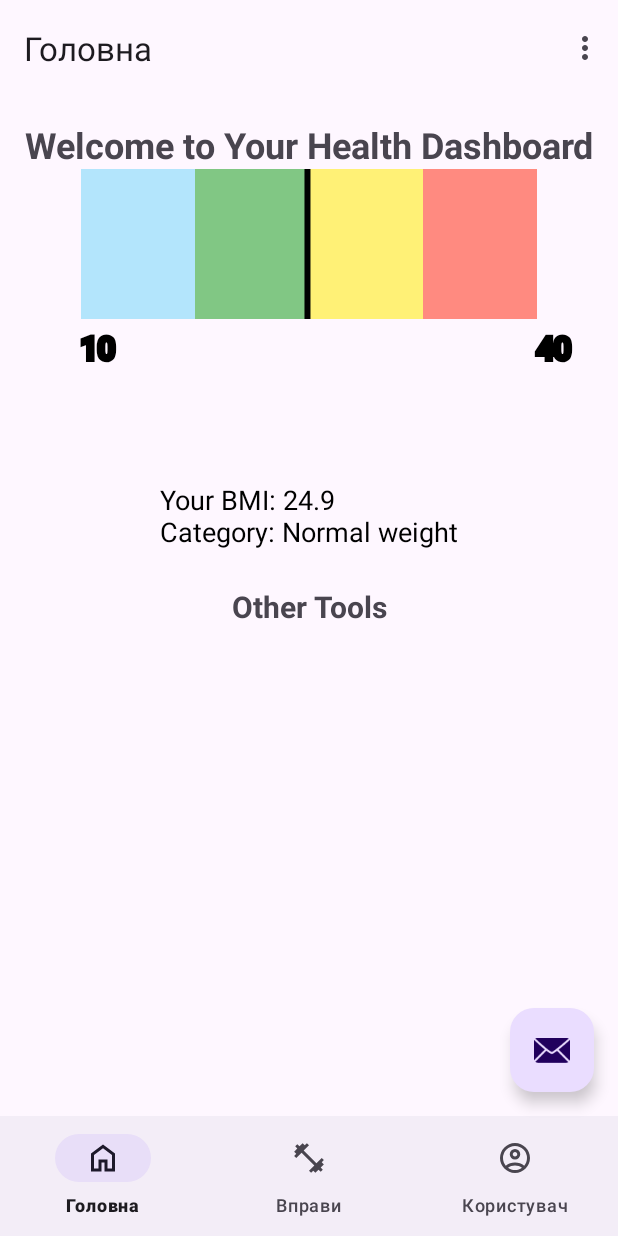
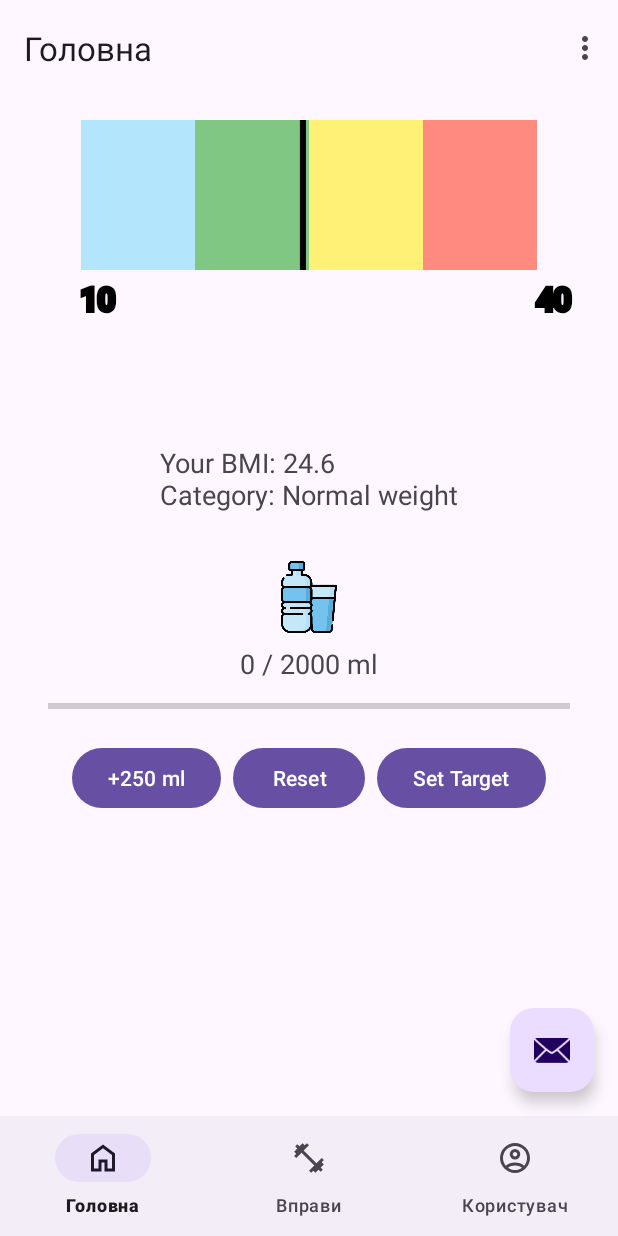
Before and after one commit to kostya-yesypenko/WorkoutApp, an Android app: the screen it shows after launch (MainActivity), on a phone screen of 412 x 824 dp. Run offline under Robolectric (Android 15) with nearby library versions, the phone set to English and light mode, and no system bars; our stand-ins replace navigation-ui.

Commit message:
added water consumption and separated calc into components

```diff
--- a/app/src/main/AndroidManifest.xml
+++ b/app/src/main/AndroidManifest.xml
@@ -1,6 +1,8 @@
 <?xml version="1.0" encoding="utf-8"?>
 <manifest xmlns:android="http://schemas.android.com/apk/res/android"
     xmlns:tools="http://schemas.android.com/tools">
+
+    <uses-permission android:name="android.permission.POST_NOTIFICATIONS" />
     <uses-permission android:name="android.permission.READ_EXTERNAL_STORAGE"
         android:maxSdkVersion="35"/>
 
--- /dev/null
+++ b/app/src/main/java/com/example/kursovavavaaa/ui/fragments/BMICalculatorFragment.kt
@@ -0,0 +1,55 @@
+package com.example.kursovavavaaa.ui.fragments
+
+import android.os.Bundle
+import android.view.LayoutInflater
+import android.view.View
+import android.view.ViewGroup
+import androidx.fragment.app.Fragment
+import com.example.kursovavavaaa.databinding.FragmentBmiCalculatorBinding
+
+class BMICalculatorFragment : Fragment() {
+    private var _binding: FragmentBmiCalculatorBinding? = null
+    private val binding get() = _binding!!
+
+    private val weight = 80f // Example weight in kg
+    private val height = 1.8f // Example height in meters
+
+    override fun onCreateView(
+        inflater: LayoutInflater, container: ViewGroup?,
+        savedInstanceState: Bundle?
+    ): View {
+        _binding = FragmentBmiCalculatorBinding.inflate(inflater, container, false)
+        return binding.root
+    }
+
+    override fun onViewCreated(view: View, savedInstanceState: Bundle?) {
+        super.onViewCreated(view, savedInstanceState)
+
+        val bmi = calculateBMI(weight, height)
+        val category = getBMICategory(bmi)
+
+        // Update BMIScaleView
+        binding.bmiScaleView.setBmiValue(bmi)
+
+        // Update result text
+        binding.textViewBmiInfo.text = "Your BMI: $bmi\nCategory: $category"
+    }
+
+    private fun calculateBMI(weight: Float, height: Float): Float {
+        return (weight / (height * height) * 10).toInt() / 10f // Rounded to one decimal
+    }
+
+    private fun getBMICategory(bmi: Float): String {
+        return when {
+            bmi < 18.5 -> "Underweight"
+            bmi in 18.5..24.9 -> "Normal weight"
+            bmi in 25.0..29.9 -> "Overweight"
+            else -> "Obesity"
+        }
+    }
+
+    override fun onDestroyView() {
+        super.onDestroyView()
+        _binding = null
+    }
+}
--- a/app/src/main/java/com/example/kursovavavaaa/ui/fragments/HomeFragment.kt
+++ b/app/src/main/java/com/example/kursovavavaaa/ui/fragments/HomeFragment.kt
@@ -4,21 +4,13 @@ import android.os.Bundle
 import android.view.LayoutInflater
 import android.view.View
 import android.view.ViewGroup
-import android.widget.Toast
 import androidx.fragment.app.Fragment
 import com.example.kursovavavaaa.R
 import com.example.kursovavavaaa.databinding.FragmentHomeBinding
-import kotlin.math.roundToInt
 
 class HomeFragment : Fragment() {
     private var _binding: FragmentHomeBinding? = null
     private val binding get() = _binding!!
-
-    private lateinit var bmiScaleView: BMIScaleView
-
-    // Hardcoded weight and height for testing
-    private val weight = 90f  // kg
-    private val height = 1.9f  // meters
 
     override fun onCreateView(
         inflater: LayoutInflater, container: ViewGroup?,
@@ -31,46 +23,15 @@ class HomeFragment : Fragment() {
     override fun onViewCreated(view: View, savedInstanceState: Bundle?) {
         super.onViewCreated(view, savedInstanceState)
 
-        // Find the BMIScaleView
-        bmiScaleView = binding.root.findViewById(R.id.bmiScaleView)
+        // Embed BMI Calculator
+        childFragmentManager.beginTransaction()
+            .replace(R.id.bmiContainer, BMICalculatorFragment())
+            .commit()
 
-        // Calculate BMI
-        val bmi = calculateBMI(weight, height)
-
-        // Set the BMI value on the scale view
-        bmiScaleView.setBmiValue(bmi)
-
-        // Display the BMI category under the scale
-        val category = getBMICategory(bmi)
-        displayBMIInfo(bmi, category)
-    }
-
-    // Calculate BMI
-    private fun calculateBMI(weight: Float, height: Float): Float {
-        return (weight / (height * height)).toDouble().roundToOneDecimal().toFloat()
-    }
-
-    // Extension function to round Double to one decimal place
-    private fun Double.roundToOneDecimal(): Double {
-        return String.format("%.1f", this).toDouble()
-    }
-
-    // Determine BMI category
-    private fun getBMICategory(bmi: Float): String {
-        return when {
-            bmi < 18.5f -> "Underweight"
-            bmi in 18.5f..24.9f -> "Normal weight"
-            bmi in 25f..29.9f -> "Overweight"
-            else -> "Obesity"
-        }
-    }
-
-    // Display BMI information below the scale
-    private fun displayBMIInfo(bmi: Float, category: String) {
-        val bmiText = "Your BMI: $bmi"
-        val categoryText = "Category: $category"
-
-        binding.textViewHome.text = "$bmiText\n$categoryText"
+        // Embed Water Tracker
+        childFragmentManager.beginTransaction()
+            .replace(R.id.waterTrackerContainer, WaterTrackerFragment())
+            .commit()
     }
 
     override fun onDestroyView() {
--- /dev/null
+++ b/app/src/main/java/com/example/kursovavavaaa/ui/fragments/WaterTrackerFragment.kt
@@ -0,0 +1,105 @@
+package com.example.kursovavavaaa.ui.fragments
+
+import android.content.Context
+import android.os.Bundle
+import android.view.LayoutInflater
+import android.view.View
+import android.view.ViewGroup
+import android.widget.Toast
+import androidx.fragment.app.Fragment
+import com.example.kursovavavaaa.R
+import com.example.kursovavavaaa.databinding.FragmentWaterTrackerBinding
+
+class WaterTrackerFragment : Fragment() {
+    private var _binding: FragmentWaterTrackerBinding? = null
+    private val binding get() = _binding!!
+
+    private var currentWater = 0
+    private var targetWater = 2000 // Default target in milliliters
+
+    private val sharedPreferences by lazy {
+        requireContext().getSharedPreferences("WaterTrackerPrefs", Context.MODE_PRIVATE)
+    }
+
+    override fun onCreateView(
+        inflater: LayoutInflater, container: ViewGroup?,
+        savedInstanceState: Bundle?
+    ): View {
+        _binding = FragmentWaterTrackerBinding.inflate(inflater, container, false)
+        return binding.root
+    }
+
+    override fun onViewCreated(view: View, savedInstanceState: Bundle?) {
+        super.onViewCreated(view, savedInstanceState)
+
+        // Load saved values
+        targetWater = sharedPreferences.getInt("targetConsumption", 2000)
+        currentWater = sharedPreferences.getInt("currentConsumption", 0)
+
+        updateProgress()
+
+        // "+250 ml" button logic
+        binding.buttonAddWater.setOnClickListener {
+            currentWater += 250
+            if (currentWater >= targetWater) {
+                currentWater = targetWater
+                showTargetReachedToast() // Show toast when target is reached
+            }
+            saveConsumption()
+            updateProgress()
+        }
+
+        // Reset button logic
+        binding.buttonReset.setOnClickListener {
+            currentWater = 0
+            saveConsumption()
+            updateProgress()
+        }
+
+        // Set target button logic
+        binding.buttonSetTarget.setOnClickListener {
+            // Show the input field and Apply button
+            binding.editTextNewTarget.visibility = View.VISIBLE
+            binding.buttonApplyNewTarget.visibility = View.VISIBLE
+            binding.buttonSetTarget.visibility = View.GONE
+        }
+
+        // Apply new target button logic
+        binding.buttonApplyNewTarget.setOnClickListener {
+            val newTarget = binding.editTextNewTarget.text.toString().toIntOrNull()
+            if (newTarget != null && newTarget > 0) {
+                targetWater = newTarget
+                currentWater = 0 // Optionally reset the current water intake
+                saveConsumption()
+                updateProgress()
+            }
+            // Hide the input field and Apply button, and show the Set Target button
+            binding.editTextNewTarget.visibility = View.GONE
+            binding.buttonApplyNewTarget.visibility = View.GONE
+            binding.buttonSetTarget.visibility = View.VISIBLE
+        }
+    }
+
+    private fun updateProgress() {
+        binding.textViewWaterProgress.text = "$currentWater / $targetWater ml"
+        binding.progressBarWater.progress = (currentWater * 100 / targetWater)
+    }
+
+    override fun onDestroyView() {
+        super.onDestroyView()
+        _binding = null
+    }
+
+    private fun showTargetReachedToast() {
+        // Show a Toast message when the target is reached
+        Toast.makeText(requireContext(), "Congratulations! You've reached your water consumption target!", Toast.LENGTH_LONG).show()
+    }
+
+    private fun saveConsumption() {
+        with(sharedPreferences.edit()) {
+            putInt("targetConsumption", targetWater)
+            putInt("currentConsumption", currentWater)
+            apply()
+        }
+    }
+}
--- /dev/null
+++ b/app/src/main/res/layout/fragment_bmi_calculator.xml
@@ -0,0 +1,26 @@
+<?xml version="1.0" encoding="utf-8"?>
+<androidx.constraintlayout.widget.ConstraintLayout
+    xmlns:android="http://schemas.android.com/apk/res/android"
+    xmlns:app="http://schemas.android.com/apk/res-auto"
+    android:layout_width="match_parent"
+    android:layout_height="wrap_content">
+
+    <com.example.kursovavavaaa.ui.fragments.BMIScaleView
+        android:id="@+id/bmiScaleView"
+        android:layout_width="0dp"
+        android:layout_height="200dp"
+        app:layout_constraintTop_toTopOf="parent"
+        app:layout_constraintStart_toStartOf="parent"
+        app:layout_constraintEnd_toEndOf="parent" />
+
+    <TextView
+        android:id="@+id/textViewBmiInfo"
+        android:layout_width="wrap_content"
+        android:layout_height="wrap_content"
+        android:layout_marginTop="16dp"
+        android:text="Your BMI:\nCategory:"
+        android:textSize="18sp"
+        app:layout_constraintTop_toBottomOf="@id/bmiScaleView"
+        app:layout_constraintStart_toStartOf="parent"
+        app:layout_constraintEnd_toEndOf="parent" />
+</androidx.constraintlayout.widget.ConstraintLayout>
--- a/app/src/main/res/layout/fragment_home.xml
+++ b/app/src/main/res/layout/fragment_home.xml
@@ -1,67 +1,32 @@
 <?xml version="1.0" encoding="utf-8"?>
-<androidx.core.widget.NestedScrollView xmlns:android="http://schemas.android.com/apk/res/android"
+<androidx.core.widget.NestedScrollView
+    xmlns:android="http://schemas.android.com/apk/res/android"
     xmlns:app="http://schemas.android.com/apk/res-auto"
-    xmlns:tools="http://schemas.android.com/tools"
     android:layout_width="match_parent"
     android:layout_height="match_parent"
-    tools:context=".ui.fragments.HomeFragment"
-    android:paddingTop="0dp"
-    android:paddingBottom="0dp">
+    android:padding="16dp">
 
     <androidx.constraintlayout.widget.ConstraintLayout
         android:layout_width="match_parent"
-        android:layout_height="wrap_content"
-        android:padding="16dp">
+        android:layout_height="wrap_content">
 
-        <!-- Header Section -->
-        <TextView
-            android:id="@+id/textViewTitle"
-            android:layout_width="wrap_content"
+        <!-- BMI Calculator Container -->
+        <FrameLayout
+            android:id="@+id/bmiContainer"
+            android:layout_width="0dp"
             android:layout_height="wrap_content"
-            android:text="Welcome to Your Health Dashboard"
-            android:textSize="24sp"
-            android:textStyle="bold"
             app:layout_constraintTop_toTopOf="parent"
             app:layout_constraintStart_toStartOf="parent"
-            app:layout_constraintEnd_toEndOf="parent"
-            android:layout_marginBottom="16dp"/>
+            app:layout_constraintEnd_toEndOf="parent" />
 
-        <!-- BMI Scale View Section -->
-        <com.example.kursovavavaaa.ui.fragments.BMIScaleView
-            android:id="@+id/bmiScaleView"
+        <!-- Water Tracker Container -->
+        <FrameLayout
+            android:id="@+id/waterTrackerContainer"
             android:layout_width="0dp"
-            android:layout_height="200dp"
-            app:layout_constraintTop_toBottomOf="@id/textViewTitle"
+            android:layout_height="wrap_content"
+            app:layout_constraintTop_toBottomOf="@id/bmiContainer"
             app:layout_constraintStart_toStartOf="parent"
             app:layout_constraintEnd_toEndOf="parent"
-            app:layout_constraintBottom_toTopOf="@id/textViewHome"
-            android:layout_marginBottom="0dp" /> <!-- Reduced bottom margin -->
-
-        <!-- BMI Information Section -->
-        <TextView
-            android:id="@+id/textViewHome"
-            android:layout_width="wrap_content"
-            android:layout_height="wrap_content"
-            android:text="Your BMI: 25.0\nCategory: Overweight"
-            android:textSize="18sp"
-            android:textColor="@android:color/black"
-            app:layout_constraintTop_toBottomOf="@id/bmiScaleView"
-            app:layout_constraintStart_toStartOf="parent"
-            app:layout_constraintEnd_toEndOf="parent"
-            android:layout_marginTop="8dp"/> <!-- Added top margin to make it tighter -->
-
-        <!-- Other tools section (Example placeholder for other tools) -->
-        <TextView
-            android:id="@+id/textViewOtherTools"
-            android:layout_width="wrap_content"
-            android:layout_height="wrap_content"
-            android:text="Other Tools"
-            android:textSize="20sp"
-            android:textStyle="bold"
-            app:layout_constraintTop_toBottomOf="@id/textViewHome"
-            app:layout_constraintStart_toStartOf="parent"
-            app:layout_constraintEnd_toEndOf="parent"
-            android:layout_marginTop="24dp"/>
-
+            android:layout_marginTop="16dp" />
     </androidx.constraintlayout.widget.ConstraintLayout>
 </androidx.core.widget.NestedScrollView>
--- /dev/null
+++ b/app/src/main/res/layout/fragment_water_tracker.xml
@@ -0,0 +1,102 @@
+<?xml version="1.0" encoding="utf-8"?>
+<androidx.constraintlayout.widget.ConstraintLayout
+    xmlns:android="http://schemas.android.com/apk/res/android"
+    xmlns:app="http://schemas.android.com/apk/res-auto"
+    android:layout_width="match_parent"
+    android:layout_height="wrap_content"
+    android:padding="16dp">
+
+    <!-- Water Icon -->
+    <ImageView
+        android:id="@+id/imageViewWaterIcon"
+        android:layout_width="48dp"
+        android:layout_height="48dp"
+        android:src="@drawable/water"
+        android:contentDescription="@string/water_icon"
+        app:layout_constraintTop_toTopOf="parent"
+        app:layout_constraintStart_toStartOf="parent"
+        app:layout_constraintEnd_toEndOf="parent" />
+
+    <!-- Progress Text -->
+    <TextView
+        android:id="@+id/textViewWaterProgress"
+        android:layout_width="wrap_content"
+        android:layout_height="wrap_content"
+        android:text="0 / 2000 ml"
+        android:textSize="18sp"
+        app:layout_constraintTop_toBottomOf="@id/imageViewWaterIcon"
+        app:layout_constraintStart_toStartOf="parent"
+        app:layout_constraintEnd_toEndOf="parent"
+        android:layout_marginTop="8dp" />
+
+    <!-- Progress Bar -->
+    <ProgressBar
+        android:id="@+id/progressBarWater"
+        style="@android:style/Widget.DeviceDefault.Light.ProgressBar.Horizontal"
+        android:layout_width="0dp"
+        android:layout_height="wrap_content"
+        android:progress="0"
+        android:max="100"
+        app:layout_constraintTop_toBottomOf="@id/textViewWaterProgress"
+        app:layout_constraintStart_toStartOf="parent"
+        app:layout_constraintEnd_toEndOf="parent"
+        android:layout_marginTop="8dp" />
+
+    <!-- Button Row -->
+    <LinearLayout
+        android:id="@+id/buttonRow"
+        android:layout_width="0dp"
+        android:layout_height="wrap_content"
+        android:orientation="horizontal"
+        android:gravity="center"
+        app:layout_constraintTop_toBottomOf="@id/progressBarWater"
+        app:layout_constraintStart_toStartOf="parent"
+        app:layout_constraintEnd_toEndOf="parent"
+        android:layout_marginTop="16dp">
+
+        <Button
+            android:id="@+id/buttonAddWater"
+            android:layout_width="wrap_content"
+            android:layout_height="wrap_content"
+            android:text="+250 ml" />
+
+        <Button
+            android:id="@+id/buttonReset"
+            android:layout_width="wrap_content"
+            android:layout_height="wrap_content"
+            android:text="Reset"
+            android:layout_marginStart="8dp"
+            android:layout_marginEnd="8dp" />
+
+        <Button
+            android:id="@+id/buttonSetTarget"
+            android:layout_width="wrap_content"
+            android:layout_height="wrap_content"
+            android:text="Set Target" />
+    </LinearLayout>
+
+    <!-- Hidden Input Field and Apply Button -->
+    <EditText
+        android:id="@+id/editTextNewTarget"
+        android:layout_width="0dp"
+        android:layout_height="wrap_content"
+        android:hint="Enter new target (ml)"
+        android:inputType="number"
+        android:visibility="gone"
+        app:layout_constraintTop_toBottomOf="@id/buttonRow"
+        app:layout_constraintStart_toStartOf="parent"
+        app:layout_constraintEnd_toEndOf="parent"
+        android:layout_marginTop="16dp" />
+
+    <Button
+        android:id="@+id/buttonApplyNewTarget"
+        android:layout_width="wrap_content"
+        android:layout_height="wrap_content"
+        android:text="Apply"
+        android:visibility="gone"
+        app:layout_constraintTop_toBottomOf="@id/editTextNewTarget"
+        app:layout_constraintStart_toStartOf="parent"
+        app:layout_constraintEnd_toEndOf="parent"
+        android:layout_marginTop="8dp" />
+
+</androidx.constraintlayout.widget.ConstraintLayout>
--- a/app/src/main/res/values/strings.xml
+++ b/app/src/main/res/values/strings.xml
@@ -10,6 +10,7 @@
     <string name="user_fragment_label">Користувач</string>
     <string name="next">Далі</string>
     <string name="previous">Назад</string>
+    <string name="water_icon">Water tracking icon</string>
 
     <string name="text_1">
         11111
```
Also changed, not shown: app/src/main/res/drawable/water.png (added).
